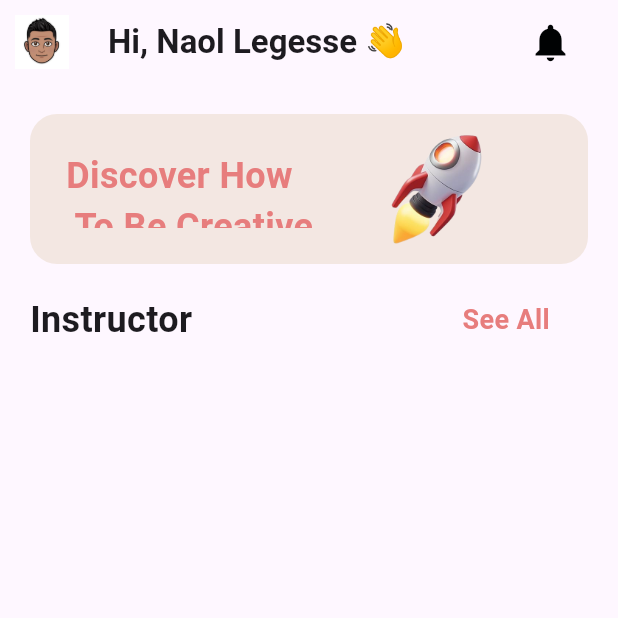
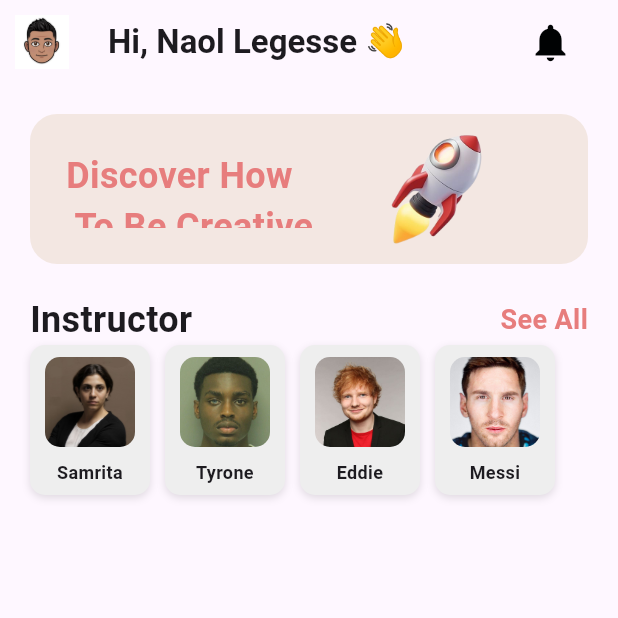
Before and after one commit to naolleg/tutorial_mobile_app, a Flutter app: the screen it shows after launch, on a phone screen of 412 x 824 dp, the top half of it. Run offline on Flutter 3.47's test engine with Material 3 defaults, Android fonts, the phone set to English and light mode, and no system bars; our stand-ins replace flutter_svg.

```diff
--- a/lib/main.dart
+++ b/lib/main.dart
@@ -8,7 +8,6 @@ void main() {
 class MyApp extends StatelessWidget {
   const MyApp({super.key});
 
-  // This widget is the root of your application.
   @override
   Widget build(BuildContext context) {
     return MaterialApp(
--- a/lib/pages/homepage.dart
+++ b/lib/pages/homepage.dart
@@ -17,6 +17,12 @@ class homepage extends StatefulWidget {
 }
 
 class _homepageState extends State<homepage> {
+  @override
+  void initState() {
+    super.initState();
+    widget._getInitialInfo(); // Load instructors when initializing
+  }
+
   @override
   Widget build(BuildContext context) {
     return Scaffold(
@@ -44,6 +50,7 @@ class _homepageState extends State<homepage> {
         ),
       ),
       body: Column(
+        crossAxisAlignment: CrossAxisAlignment.start,
         children: [
           Padding(
             padding: const EdgeInsets.all(20.0),
@@ -55,41 +62,98 @@ class _homepageState extends State<homepage> {
               padding: const EdgeInsets.all(24.0),
               height: 100,
               width: double.infinity,
-              child: Row(children: [
+              child: Row(
+                children: [
                   Text(
                     "Discover How \n To Be Creative",
                     style: TextStyle(
                       fontSize: 24,
                       fontWeight: FontWeight.bold,
-                      color: const Color.fromARGB(255, 231, 125, 125)),
+                      color: const Color.fromARGB(255, 231, 125, 125),
+                    ),
                   ),
                   SizedBox(width: 56),
                   Transform.scale(
-                  scale: 1.7, // Increases the size by 1.5 times the original
+                    scale: 1.7,
                     child: Image.asset('assets/images/rocket.png'),
-                )
-              ]),
+                  ),
+                ],
               ),
             ),
-          Row(children: [
-            SizedBox(width: 20),
+          ),
+          Padding(
+            padding: const EdgeInsets.symmetric(horizontal: 20.0),
+            child: Row(
+              mainAxisAlignment: MainAxisAlignment.spaceBetween,
+              children: [
                 Text(
                   'Instructor',
-              textAlign: TextAlign.start,
                   style: TextStyle(
                     fontSize: 24,
                     fontWeight: FontWeight.bold,
                   ),
                 ),
-            SizedBox(width: 180),
                 Text(
                   'See All',
                   style: TextStyle(
                     fontSize: 18,
                     fontWeight: FontWeight.bold,
-                  color: const Color.fromARGB(255, 231, 125, 125)),
-            )
-          ]),
+                    color: const Color.fromARGB(255, 231, 125, 125),
+                  ),
+                ),
+              ],
+            ),
+          ),
+          Container(
+            height: 100,
+            padding: EdgeInsets.only(left: 20.0),
+            child: ListView.builder(
+              scrollDirection: Axis.horizontal,
+              itemCount: widget.instructors.length,
+              itemBuilder: (context, index) {
+                final instructor = widget.instructors[index];
+                return Container(
+                  width: 80,
+                  margin: EdgeInsets.only(right: 10.0),
+                  padding: EdgeInsets.all(8.0),
+                  decoration: BoxDecoration(
+                    color: Colors.grey[200],
+                    borderRadius: BorderRadius.circular(10.0),
+                    boxShadow: [
+                      BoxShadow(
+                        color: Colors.black12,
+                        blurRadius: 4.0,
+                        offset: Offset(0, 2),
+                      ),
+                    ],
+                  ),
+                  child: Column(
+                    mainAxisAlignment: MainAxisAlignment.center,
+                    children: [
+                      ClipRRect(
+                        borderRadius: BorderRadius.circular(10.0),
+                        child: Image.asset(
+                          instructor.profilePath,
+                          height: 60.0,
+                          width: 60.0,
+                          fit: BoxFit.cover,
+                        ),
+                      ),
+                      SizedBox(height: 8.0),
+                      Text(
+                        instructor.name,
+                        style: TextStyle(
+                          fontSize: 12.0,
+                          fontWeight: FontWeight.bold,
+                        ),
+                        textAlign: TextAlign.center,
+                      ),
+                    ],
+                  ),
+                );
+              },
+            ),
+          ),
         ],
       ),
     );
```
Also changed, not shown: pubspec.yaml (+8 -1 lines). Lines whose indentation alone changed are shown as unchanged.
